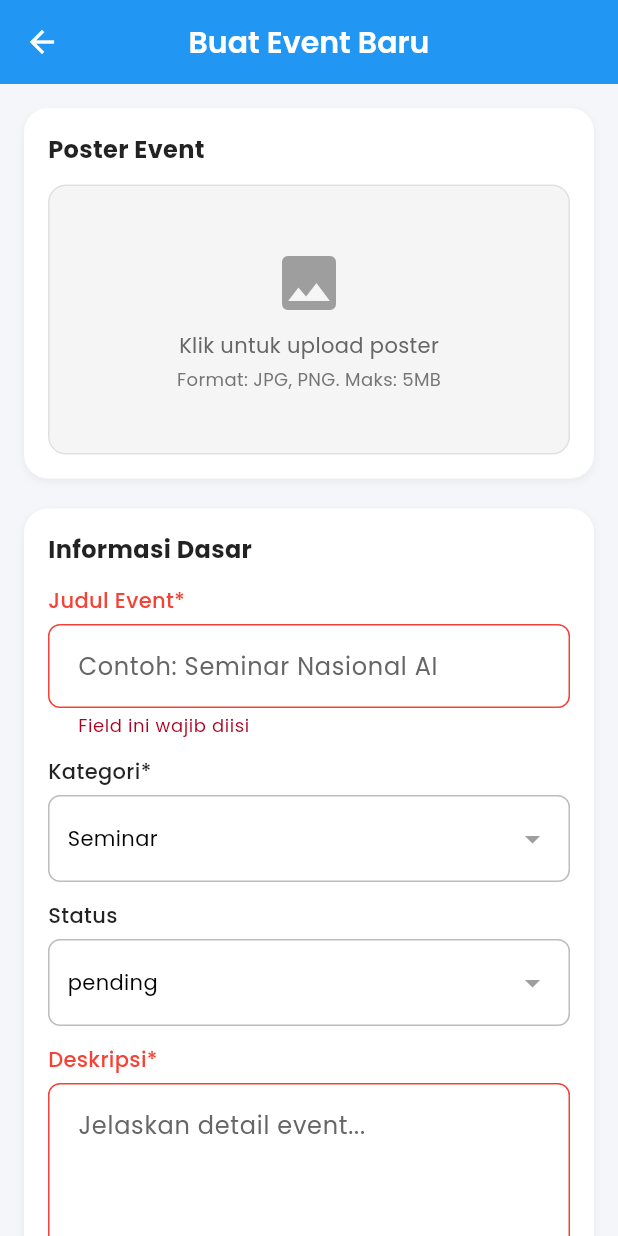
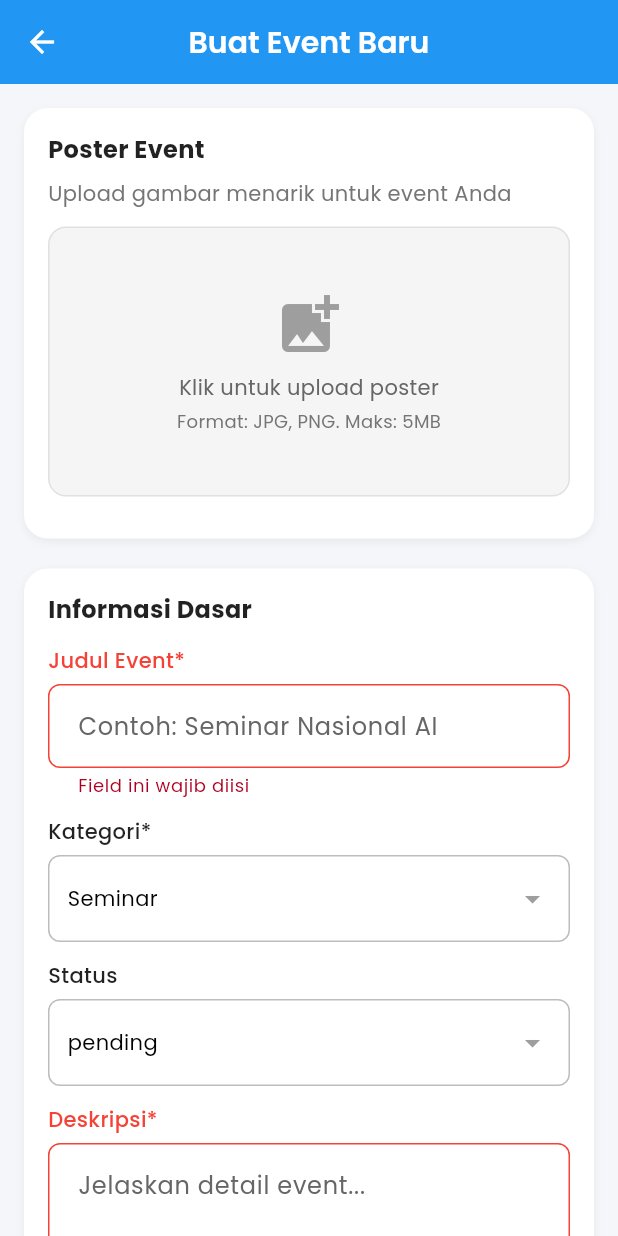
Before and after one commit to Muzakiiii/campusapp, a Flutter app: the AdminCreateEventScreen screen opened by its route, scrolled down 1152 dp, after a tap on "BUAT EVENT", after a tap on "Klik untuk upload poster", on a phone screen of 412 x 824 dp. Run offline on Flutter 3.47's test engine with Material 3 defaults, Android fonts, the phone set to English and light mode, and no system bars; our stand-ins replace cloud_firestore, firebase_auth, firebase_core, image_picker; accounts and stored records are empty; project files that could hold a hidden picture were left out.

Commit message:
fix sebagian error event

```diff
--- a/lib/features/admin/presentation/screens/admin_create_event_screen.dart
+++ b/lib/features/admin/presentation/screens/admin_create_event_screen.dart
@@ -1,10 +1,12 @@
 import 'dart:io';
 import 'dart:typed_data';
+// ignore: unused_import
 import 'package:cloud_firestore/cloud_firestore.dart';
 import 'package:flutter/foundation.dart' show kIsWeb;
 import 'package:flutter/material.dart';
 import 'package:image_picker/image_picker.dart';
 import 'package:intl/intl.dart';
+import 'package:campusapp/features/events/data/repositories/event_repository.dart';
 
 class AdminCreateEventScreen extends StatefulWidget {
   const AdminCreateEventScreen({super.key});
@@ -15,6 +17,7 @@ class AdminCreateEventScreen extends StatefulWidget {
 
 class _AdminCreateEventScreenState extends State<AdminCreateEventScreen> {
   final _scrollController = ScrollController();
+  final EventRepository _eventRepository = EventRepository();
 
   // Controllers
   final _judulController = TextEditingController();
@@ -36,7 +39,8 @@ class _AdminCreateEventScreenState extends State<AdminCreateEventScreen> {
 
   // Image picker
   File? _posterFile;
-  Uint8List? _posterWeb;
+  Uint8List? _posterBytes;
+  String? _posterFileName;
 
   bool _isSaving = false;
 
@@ -88,22 +92,34 @@ class _AdminCreateEventScreenState extends State<AdminCreateEventScreen> {
   Future<void> _pickPoster() async {
     try {
       final ImagePicker picker = ImagePicker();
-      final XFile? picked = await picker.pickImage(source: ImageSource.gallery);
+      final XFile? picked = await picker.pickImage(
+        source: ImageSource.gallery,
+        imageQuality: 85,
+        maxWidth: 1200,
+      );
 
       if (picked == null) return;
 
       if (kIsWeb) {
+        // Untuk web
         final bytes = await picked.readAsBytes();
         setState(() {
-          _posterWeb = bytes;
+          _posterBytes = bytes;
           _posterFile = null;
+          _posterFileName = picked.name;
         });
       } else {
+        // Untuk mobile
+        final file = File(picked.path);
+        final bytes = await file.readAsBytes();
         setState(() {
-          _posterFile = File(picked.path);
-          _posterWeb = null;
+          _posterFile = file;
+          _posterBytes = bytes;
+          _posterFileName = picked.name;
         });
       }
+
+      print('📸 Gambar dipilih: $_posterFileName (${_posterBytes?.length ?? 0} bytes)');
     } catch (e) {
       _showError('Gagal memilih gambar: $e');
     }
@@ -142,7 +158,7 @@ class _AdminCreateEventScreenState extends State<AdminCreateEventScreen> {
     return true;
   }
 
-  // ================= BUAT EVENT =================
+  // ================= BUAT EVENT DENGAN CLOUDINARY =================
   Future<void> _createEvent() async {
     if (!_validateForm()) {
       _showError('Lengkapi semua field wajib');
@@ -152,8 +168,6 @@ class _AdminCreateEventScreenState extends State<AdminCreateEventScreen> {
     setState(() => _isSaving = true);
 
     try {
-      final firestore = FirebaseFirestore.instance;
-
       // Validasi waktu format "09.00"
       if (!_isValidTimeFormat(_jamMulaiController.text) ||
           !_isValidTimeFormat(_jamSelesaiController.text)) {
@@ -192,41 +206,75 @@ class _AdminCreateEventScreenState extends State<AdminCreateEventScreen> {
         return;
       }
 
-      // NOTE: Untuk upload gambar ke Firebase Storage,
-      // Anda perlu implementasi terpisah dan dapatkan URL-nya
-      // Saat ini kita set kosong dulu
-      final String posterUrl = '';
+      print('🔄 Membuat event dengan gambar...');
 
-      final now = DateTime.now();
-
-      await firestore.collection('events').add({
+      // Siapkan data event
+      final eventData = {
         'judul': _judulController.text.trim(),
         'deskripsi': _deskripsiController.text.trim(),
         'kategori': _selectedKategori,
         'lokasi': _lokasiController.text.trim(),
-        'posterUrl': posterUrl,
         'linkOnline': _linkOnlineController.text.trim(),
-        'tanggal': Timestamp.fromDate(_selectedTanggal!),
-        'batasDaftar': Timestamp.fromDate(_selectedBatasDaftar!),
+        'tanggal': _selectedTanggal!,
+        'batasDaftar': _selectedBatasDaftar!,
         'jamMulai': _jamMulaiController.text.trim(),
         'jamSelesai': _jamSelesaiController.text.trim(),
         'kuota': kuota,
-        'jumlahPendaftar': 0,
         'skkm': int.tryParse(_skkmController.text) ?? 0,
         'hargaOnline': hargaOnline,
         'hargaOffline': hargaOffline,
         'status': _selectedStatus,
-        'createdAt': Timestamp.fromDate(now),
-        'updatedAt': Timestamp.fromDate(now),
-      });
+      };
 
-      _showSuccess('Event berhasil dibuat');
+      // Gunakan repository untuk create event dengan gambar
+      await _eventRepository.createEventWithImage(
+        eventData: eventData,
+        imageBytes: _posterBytes,
+      );
+
+      _showSuccess('✅ Event berhasil dibuat dengan gambar!');
+
+      // Clear form
+      _clearForm();
+
+      // Delay dan kembali
+      await Future.delayed(const Duration(seconds: 1));
       Navigator.pop(context);
+
     } catch (e) {
+      print('❌ Error creating event: $e');
       _showError('Gagal menyimpan event: $e');
     } finally {
       setState(() => _isSaving = false);
     }
+  }
+
+  // ================= CLEAR FORM =================
+  void _clearForm() {
+    _judulController.clear();
+    _deskripsiController.clear();
+    _lokasiController.clear();
+    _linkOnlineController.clear();
+    _kuotaController.clear();
+    _skkmController.clear();
+    _hargaOnlineController.clear();
+    _hargaOfflineController.clear();
+    _jamMulaiController.clear();
+    _jamSelesaiController.clear();
+
+    setState(() {
+      _selectedKategori = 'Seminar';
+      _selectedStatus = 'pending';
+      _selectedTanggal = null;
+      _selectedBatasDaftar = null;
+      _posterFile = null;
+      _posterBytes = null;
+      _posterFileName = null;
+
+      // Reset error flags
+      _errJudul = _errDeskripsi = _errTanggal = _errBatasDaftar = false;
+      _errJamMulai = _errJamSelesai = _errLokasi = _errKuota = _errSKKM = false;
+    });
   }
 
   // ================= PICKER TANGGAL =================
@@ -321,6 +369,7 @@ class _AdminCreateEventScreenState extends State<AdminCreateEventScreen> {
       SnackBar(
         content: Text(message),
         backgroundColor: Colors.red,
+        duration: const Duration(seconds: 3),
       ),
     );
   }
@@ -330,6 +379,7 @@ class _AdminCreateEventScreenState extends State<AdminCreateEventScreen> {
       SnackBar(
         content: Text(message),
         backgroundColor: Colors.green,
+        duration: const Duration(seconds: 3),
       ),
     );
   }
@@ -607,6 +657,11 @@ class _AdminCreateEventScreenState extends State<AdminCreateEventScreen> {
               color: Colors.black87,
             ),
           ),
+          const SizedBox(height: 8),
+          Text(
+            'Upload gambar menarik untuk event Anda',
+            style: TextStyle(fontSize: 14, color: Colors.grey.shade600),
+          ),
           const SizedBox(height: 12),
           GestureDetector(
             onTap: _pickPoster,
@@ -616,22 +671,71 @@ class _AdminCreateEventScreenState extends State<AdminCreateEventScreen> {
               decoration: BoxDecoration(
                 color: Colors.grey.shade100,
                 borderRadius: BorderRadius.circular(12),
-                border: Border.all(color: Colors.grey.shade300),
+                border: Border.all(
+                  color: Colors.grey.shade300,
+                  style: BorderStyle.solid,
                 ),
-              child: _posterWeb != null
-                  ? ClipRRect(
+              ),
+              child: _posterBytes != null
+                  ? Stack(
+                      children: [
+                        ClipRRect(
                           borderRadius: BorderRadius.circular(12),
-                      child: Image.memory(_posterWeb!, fit: BoxFit.cover),
-                    )
+                          child: kIsWeb
+                              ? Image.memory(_posterBytes!, fit: BoxFit.cover)
                               : _posterFile != null
-                      ? ClipRRect(
-                          borderRadius: BorderRadius.circular(12),
-                          child: Image.file(_posterFile!, fit: BoxFit.cover),
+                                  ? Image.file(_posterFile!, fit: BoxFit.cover)
+                                  : Container(),
+                        ),
+                        Positioned(
+                          top: 8,
+                          right: 8,
+                          child: Container(
+                            padding: const EdgeInsets.all(6),
+                            decoration: BoxDecoration(
+                              color: Colors.black54,
+                              borderRadius: BorderRadius.circular(20),
+                            ),
+                            child: Icon(
+                              Icons.edit,
+                              size: 18,
+                              color: Colors.white,
+                            ),
+                          ),
+                        ),
+                        if (_posterFileName != null)
+                          Positioned(
+                            bottom: 0,
+                            left: 0,
+                            right: 0,
+                            child: Container(
+                              padding: const EdgeInsets.symmetric(
+                                  horizontal: 12, vertical: 6),
+                              decoration: BoxDecoration(
+                                color: Colors.black54,
+                                borderRadius: BorderRadius.only(
+                                  bottomLeft: Radius.circular(12),
+                                  bottomRight: Radius.circular(12),
+                                ),
+                              ),
+                              child: Text(
+                                _posterFileName!,
+                                style: TextStyle(
+                                  color: Colors.white,
+                                  fontSize: 12,
+                                ),
+                                maxLines: 1,
+                                overflow: TextOverflow.ellipsis,
+                              ),
+                            ),
+                          ),
+                      ],
                     )
                   : Column(
                       mainAxisAlignment: MainAxisAlignment.center,
                       children: [
-                            const Icon(Icons.image, size: 48, color: Colors.grey),
+                        const Icon(Icons.add_photo_alternate,
+                            size: 48, color: Colors.grey),
                         const SizedBox(height: 8),
                         const Text('Klik untuk upload poster'),
                         const SizedBox(height: 4),
@@ -645,6 +749,28 @@ class _AdminCreateEventScreenState extends State<AdminCreateEventScreen> {
                       ],
                     ),
             ),
+          ),
+          const SizedBox(height: 12),
+          if (_posterBytes != null)
+            Row(
+              children: [
+                Expanded(
+                  child: OutlinedButton.icon(
+                    onPressed: () {
+                      setState(() {
+                        _posterFile = null;
+                        _posterBytes = null;
+                        _posterFileName = null;
+                      });
+                    },
+                    icon: const Icon(Icons.delete, size: 18),
+                    label: const Text('Hapus Gambar'),
+                    style: OutlinedButton.styleFrom(
+                      foregroundColor: Colors.red,
+                    ),
+                  ),
+                ),
+              ],
             ),
         ],
       ),
@@ -683,7 +809,7 @@ class _AdminCreateEventScreenState extends State<AdminCreateEventScreen> {
             enabledBorder: OutlineInputBorder(
               borderRadius: BorderRadius.circular(8),
               borderSide: BorderSide(
-                color: error ? const Color.fromARGB(255, 245, 65, 53) : Colors.grey.shade400,
+                color: error ? Colors.red : Colors.grey.shade400,
               ),
             ),
             focusedBorder: OutlineInputBorder(
```
Lines whose indentation alone changed are shown as unchanged.
